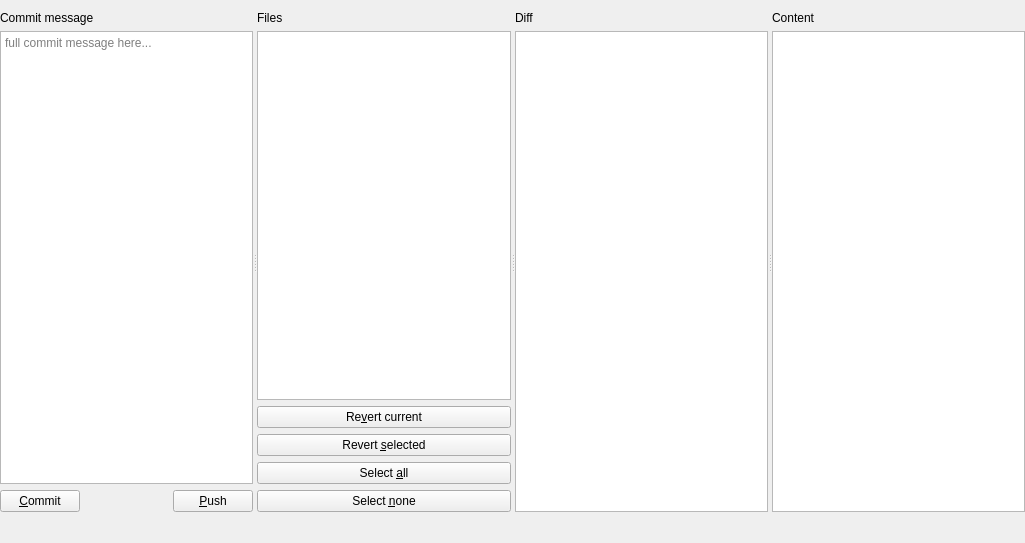
Old version of the form src/plugins/git/CommitForm.ui in the repository codepointerapp/codepointer.
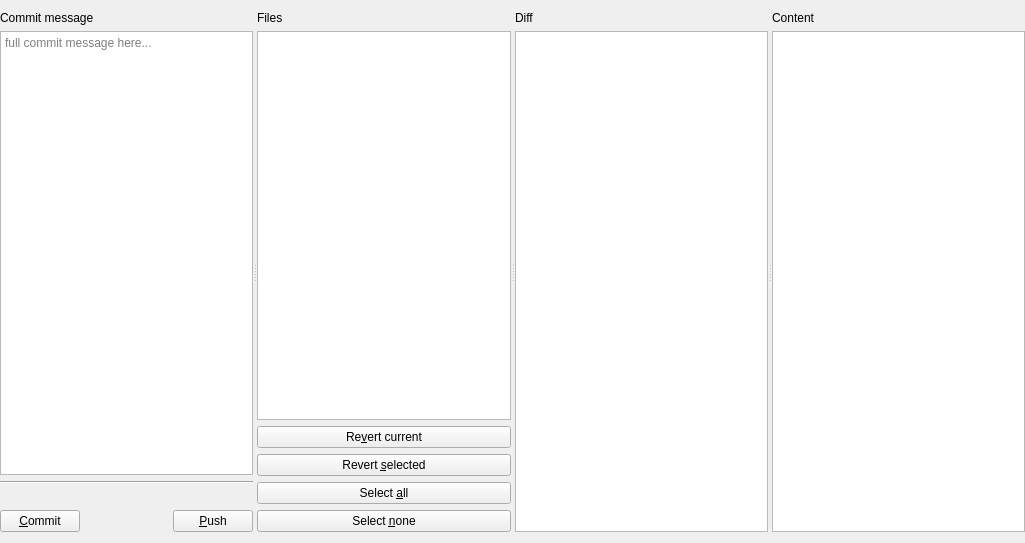
New version of the form.

Commit message:
git: make message prettier
Move the message directly bellow the text, not the whole line. This seems to work better.

What changed in the file:
```diff
--- a/src/plugins/git/CommitForm.ui
+++ b/src/plugins/git/CommitForm.ui
@@ -44,6 +44,32 @@
          </property>
         </widget>
        </item>
+       <item>
+        <widget class="Line" name="line">
+         <property name="orientation">
+          <enum>Qt::Orientation::Horizontal</enum>
+         </property>
+        </widget>
+       </item>
+       <item>
+        <widget class="QLabel" name="gitOutput">
+         <property name="sizePolicy">
+          <sizepolicy hsizetype="Preferred" vsizetype="Maximum">
+           <horstretch>0</horstretch>
+           <verstretch>0</verstretch>
+          </sizepolicy>
+         </property>
+         <property name="frameShape">
+          <enum>QFrame::Shape::NoFrame</enum>
+         </property>
+         <property name="text">
+          <string/>
+         </property>
+         <property name="textInteractionFlags">
+          <set>Qt::TextInteractionFlag::LinksAccessibleByMouse|Qt::TextInteractionFlag::TextSelectableByKeyboard|Qt::TextInteractionFlag::TextSelectableByMouse</set>
+         </property>
+        </widget>
+       </item>
        <item>
         <layout class="QHBoxLayout" name="horizontalLayout">
          <item>
@@ -152,22 +178,6 @@
      </widget>
     </widget>
    </item>
-   <item>
-    <widget class="QLabel" name="gitOutput">
-     <property name="sizePolicy">
-      <sizepolicy hsizetype="Preferred" vsizetype="Maximum">
-       <horstretch>0</horstretch>
-       <verstretch>0</verstretch>
-      </sizepolicy>
-     </property>
-     <property name="text">
-      <string/>
-     </property>
-     <property name="textInteractionFlags">
-      <set>Qt::TextInteractionFlag::LinksAccessibleByMouse|Qt::TextInteractionFlag::TextSelectableByKeyboard|Qt::TextInteractionFlag::TextSelectableByMouse</set>
-     </property>
-    </widget>
-   </item>
   </layout>
  </widget>
  <resources/>
```
